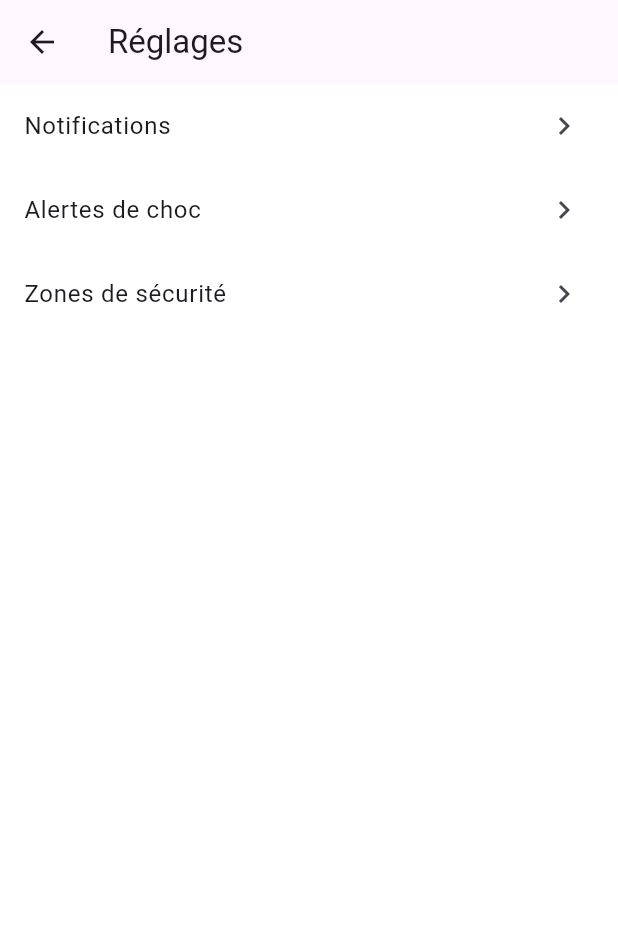
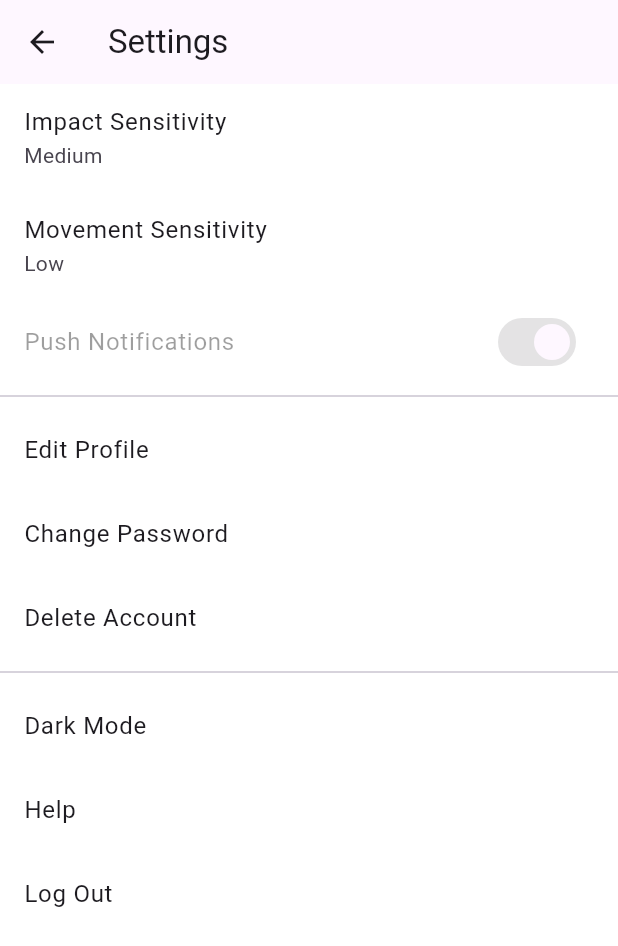
Before and after one commit to gaesty/BikeTrack, a Flutter app: the SettingsScreen screen opened directly, on a phone screen of 412 x 824 dp. Shown: the top 946 px of the screen. Run offline on Flutter 3.47's test engine with Material 3 defaults, Android fonts, the phone set to English and light mode, and no system bars; our stand-ins replace flutter_local_notifications, geolocator, google_maps_flutter, supabase_flutter; accounts and stored records are empty.

Commit message:
UI enhanced

```diff
--- a/lib/ui/screens/settings_screen.dart
+++ b/lib/ui/screens/settings_screen.dart
@@ -6,12 +6,20 @@ class SettingsScreen extends StatelessWidget {
   @override
   Widget build(BuildContext context) {
     return Scaffold(
-      appBar: AppBar(title: const Text("Réglages")),
+      appBar: AppBar(title: const Text("Settings")),
       body: ListView(
         children: const [
-          ListTile(title: Text("Notifications"), trailing: Icon(Icons.chevron_right)),
-          ListTile(title: Text("Alertes de choc"), trailing: Icon(Icons.chevron_right)),
-          ListTile(title: Text("Zones de sécurité"), trailing: Icon(Icons.chevron_right)),
+          ListTile(title: Text("Impact Sensitivity"), subtitle: Text("Medium")),
+          ListTile(title: Text("Movement Sensitivity"), subtitle: Text("Low")),
+          SwitchListTile(title: Text("Push Notifications"), value: true, onChanged: null),
+          Divider(),
+          ListTile(title: Text("Edit Profile")),
+          ListTile(title: Text("Change Password")),
+          ListTile(title: Text("Delete Account")),
+          Divider(),
+          ListTile(title: Text("Dark Mode")),
+          ListTile(title: Text("Help")),
+          ListTile(title: Text("Log Out")),
         ],
       ),
     );
--- a/pubspec.yaml
+++ b/pubspec.yaml
@@ -14,6 +14,9 @@ dependencies:
   geolocator: ^14.0.1
   flutter_local_notifications: ^19.2.1
   supabase_flutter: ^2.9.1
+  flutter_map: ^6.1.0
+  latlong2: ^0.9.0
+  intl: ^0.19.0
 
 dev_dependencies:
   flutter_test:
```
Also changed, not shown: lib/main.dart (+4 -4 lines), lib/ui/screens/alert_detail_screen.dart (added, +26 -0 lines), lib/ui/screens/alerts_screen.dart (added, +26 -0 lines), lib/ui/screens/history_screen.dart (+15 -4 lines), lib/ui/screens/login_screen.dart (added, +22 -0 lines), lib/ui/screens/safety_screen.dart (added, +22 -0 lines), lib/ui/screens/signup_screen.dart (added, +25 -0 lines), lib/ui/screens/home_screen.dart (line endings or trailing spaces), lib/ui/screens/trip_detail_screen.dart (added), pubspec.lock.
